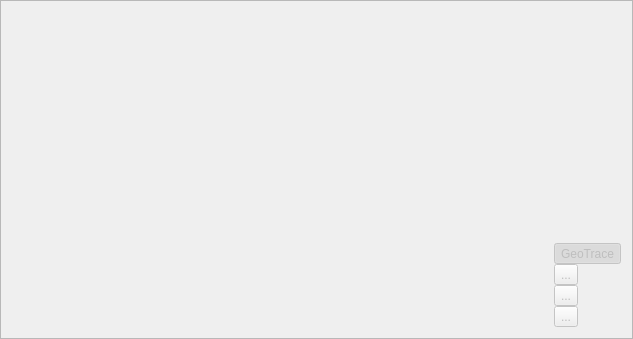
The window that src/plugins/displayGraphic2D/displaygraphic2Dframe.ui (shujaatak/gpsbook) describes before a commit, drawn with Qt 5.
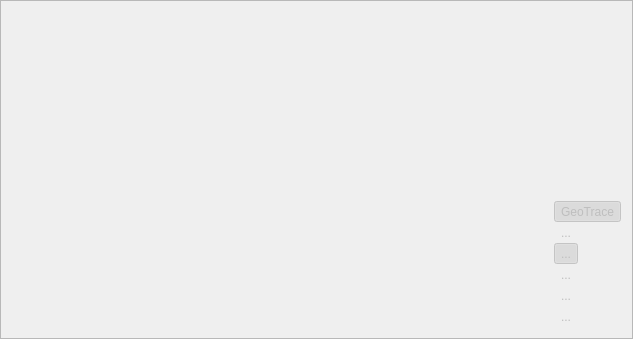
The same window after the commit. Icons and pictures are not drawn.

The edit to the form file:
```diff
--- a/src/plugins/displayGraphic2D/displaygraphic2Dframe.ui
+++ b/src/plugins/displayGraphic2D/displaygraphic2Dframe.ui
@@ -36,6 +36,8 @@
        <number>0</number>
       </property>
       <item>
+       <layout class="QVBoxLayout" name="verticalLayout_4">
+        <item>
        <widget class="QToolButton" name="toolButtonGeoPlot">
         <property name="text">
          <string>GeoTrace</string>
@@ -64,6 +66,61 @@
         </property>
        </widget>
       </item>
+        <item>
+         <widget class="QToolButton" name="toolButton">
+          <property name="enabled">
+           <bool>false</bool>
+          </property>
+          <property name="text">
+           <string>...</string>
+          </property>
+          <property name="icon">
+           <iconset resource="../../GPSBook/icons/silk/silk_icons.qrc">
+            <normaloff>:/icons/silk/comments.png</normaloff>:/icons/silk/comments.png</iconset>
+          </property>
+          <property name="iconSize">
+           <size>
+            <width>32</width>
+            <height>16</height>
+           </size>
+          </property>
+          <property name="checkable">
+           <bool>true</bool>
+          </property>
+          <property name="checked">
+           <bool>false</bool>
+          </property>
+          <property name="autoRaise">
+           <bool>true</bool>
+          </property>
+         </widget>
+        </item>
+        <item>
+         <widget class="QToolButton" name="toolButtonFullfil">
+          <property name="text">
+           <string>...</string>
+          </property>
+          <property name="icon">
+           <iconset resource="../../GPSBook/icons/silk/silk_icons.qrc">
+            <normaloff>:/icons/silk/chart_bar.png</normaloff>:/icons/silk/chart_bar.png</iconset>
+          </property>
+          <property name="iconSize">
+           <size>
+            <width>32</width>
+            <height>16</height>
+           </size>
+          </property>
+          <property name="checkable">
+           <bool>true</bool>
+          </property>
+          <property name="checked">
+           <bool>true</bool>
+          </property>
+          <property name="autoRaise">
+           <bool>true</bool>
+          </property>
+         </widget>
+        </item>
       <item>
        <widget class="QToolButton" name="toolButtonX">
         <property name="text">
@@ -82,6 +139,9 @@
         <property name="popupMode">
          <enum>QToolButton::InstantPopup</enum>
         </property>
+          <property name="autoRaise">
+           <bool>true</bool>
+          </property>
        </widget>
       </item>
       <item>
@@ -102,6 +162,12 @@
         <property name="popupMode">
          <enum>QToolButton::InstantPopup</enum>
         </property>
+          <property name="toolButtonStyle">
+           <enum>Qt::ToolButtonIconOnly</enum>
+          </property>
+          <property name="autoRaise">
+           <bool>true</bool>
+          </property>
        </widget>
       </item>
       <item>
@@ -122,7 +188,12 @@
         <property name="popupMode">
          <enum>QToolButton::InstantPopup</enum>
         </property>
-       </widget>
+          <property name="autoRaise">
+           <bool>true</bool>
+          </property>
+         </widget>
+        </item>
+       </layout>
       </item>
      </layout>
     </widget>
@@ -130,7 +201,7 @@
    <item row="2" column="0">
     <widget class="QFrame" name="framePlot">
      <property name="sizePolicy">
-      <sizepolicy hsizetype="MinimumExpanding" vsizetype="Preferred">
+      <sizepolicy hsizetype="Expanding" vsizetype="Minimum">
        <horstretch>0</horstretch>
        <verstretch>0</verstretch>
       </sizepolicy>
@@ -141,7 +212,7 @@
    <item row="0" column="0" colspan="2">
     <widget class="QFrame" name="frameGeoPlot">
      <property name="sizePolicy">
-      <sizepolicy hsizetype="MinimumExpanding" vsizetype="MinimumExpanding">
+      <sizepolicy hsizetype="Expanding" vsizetype="Expanding">
        <horstretch>0</horstretch>
        <verstretch>0</verstretch>
       </sizepolicy>
```
Left out of the diff: 8 changed lines with no effect on the pictures. Lines whose indentation alone changed are shown as unchanged.
